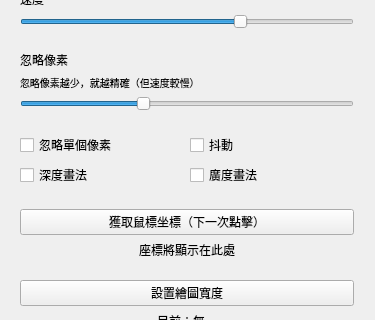
The window that app.ui (louisfghbvc/DrawBot) describes before a commit, drawn with Qt 5; both pictures show x 0 to 375 and y 181 to 501 of the 375 by 660 pixel window.
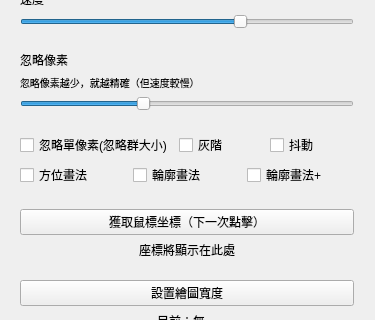
The same window after the commit.

Patch:
```diff
--- a/app.ui
+++ b/app.ui
@@ -219,7 +219,14 @@
        <item>
         <widget class="QCheckBox" name="ignorePixelBox">
          <property name="text">
-          <string>忽略單個像素</string>
+          <string>忽略單像素(忽略群大小)</string>
+         </property>
+        </widget>
+       </item>
+       <item>
+        <widget class="QCheckBox" name="grayBox">
+         <property name="text">
+          <string>灰階</string>
          </property>
         </widget>
        </item>
@@ -237,14 +244,21 @@
        <item>
         <widget class="QCheckBox" name="dfsBox">
          <property name="text">
-          <string>深度畫法</string>
+          <string>方位畫法</string>
          </property>
         </widget>
        </item>
        <item>
         <widget class="QCheckBox" name="bfsBox">
          <property name="text">
-          <string>廣度畫法</string>
+          <string>輪廓畫法</string>
+         </property>
+        </widget>
+       </item>
+       <item>
+        <widget class="QCheckBox" name="edgeEXBox">
+         <property name="text">
+          <string>輪廓畫法+</string>
          </property>
         </widget>
        </item>
```
Left out of the diff: 2 changed lines with no effect on the pictures.
